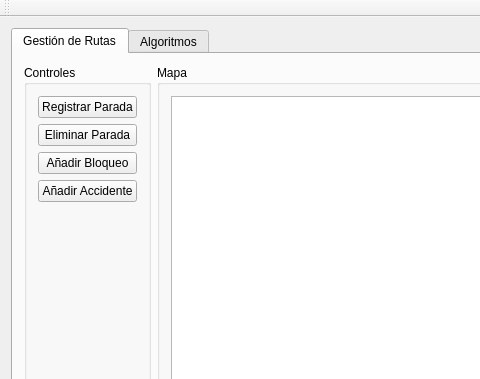
Above: RotoMap/MainWindow.ui from Alexzm25/RotoMap before the change; both pictures show x 0 to 480 and y 0 to 379 of the 1280 by 720 pixel window. Below: the same form after it.
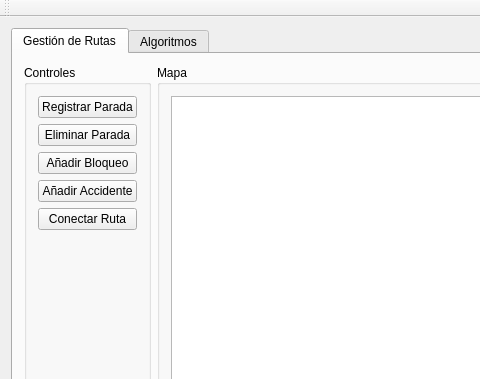
That is the form after the change. Icons and pictures are not drawn.

Commit message: Improve graph edge handling and UI enhancements

```diff
--- a/RotoMap/MainWindow.ui
+++ b/RotoMap/MainWindow.ui
@@ -65,6 +65,13 @@
              </property>
             </widget>
            </item>
+           <item>
+            <widget class="QPushButton" name="btnLinkRoute">
+             <property name="text">
+              <string>Conectar Ruta</string>
+             </property>
+            </widget>
+           </item>
            <item>
             <spacer name="verticalSpacer">
              <property name="orientation">
```
Left out of the diff: 8 changed lines with no effect on the pictures. The commit also changes 2 other files.
